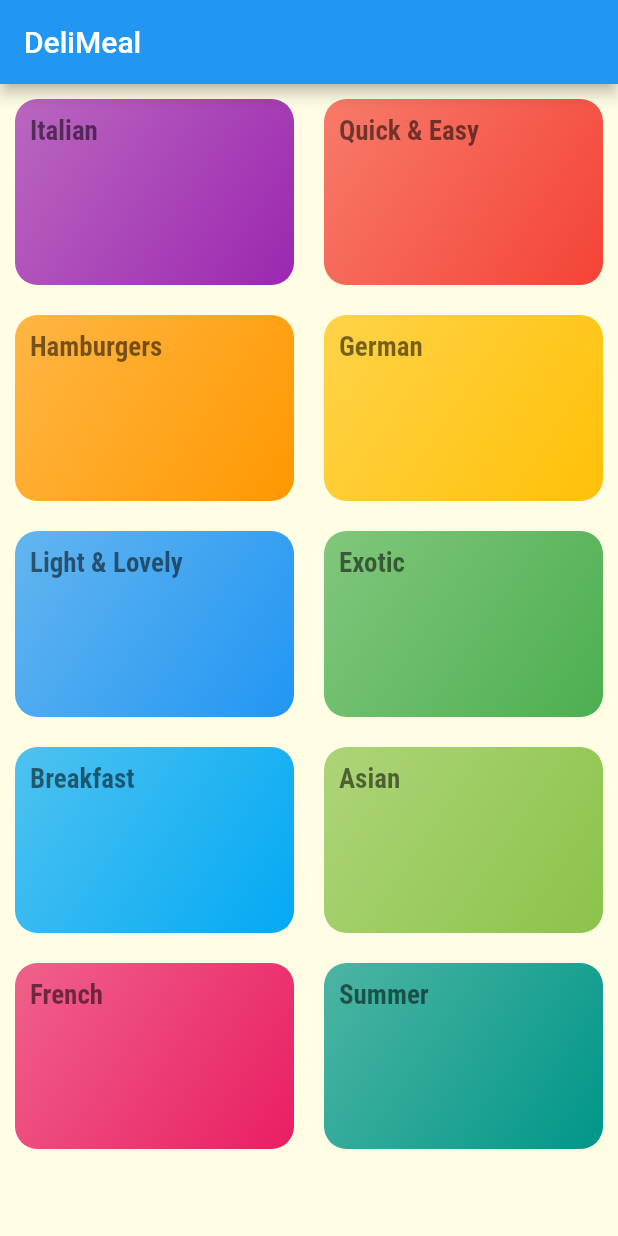
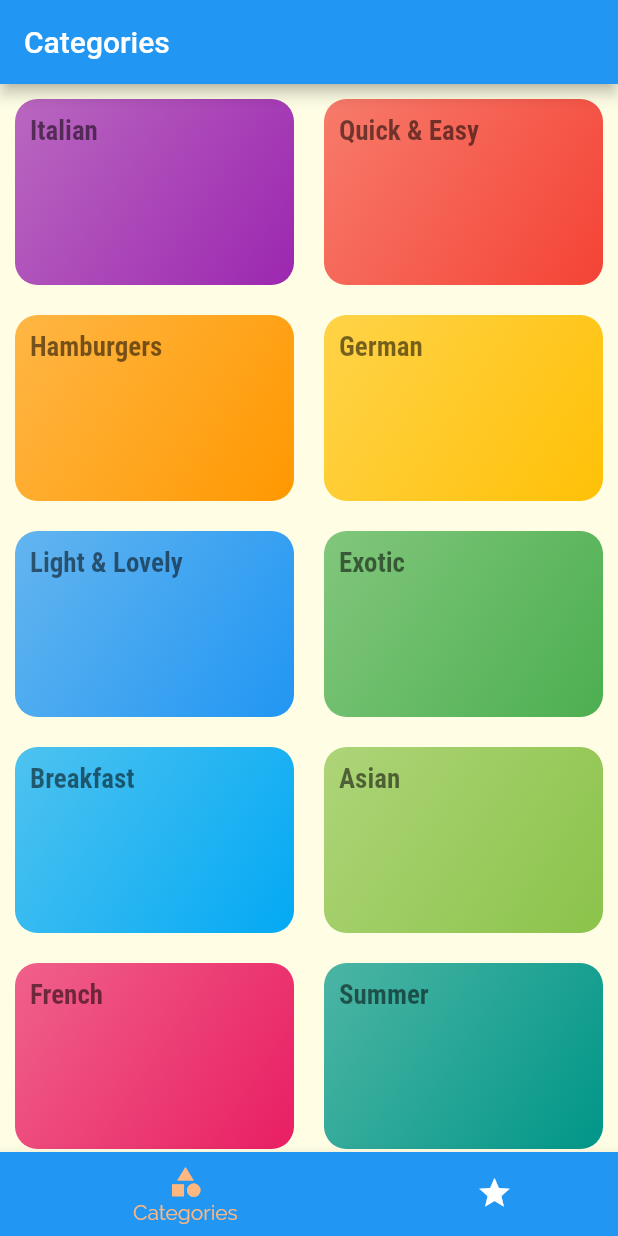
Before and after one commit to walid-yahia-mahammed/deli_meals, a Flutter app: the screen it shows after launch, on a phone screen of 412 x 824 dp. Run offline on Flutter 3.47's test engine with Material 2 defaults, Android fonts, the phone set to English and light mode, and no system bars.

Commit message:
create the ingredients and steps aswell as the navigation between favorite screen and categories screen

```diff
--- a/lib/main.dart
+++ b/lib/main.dart
@@ -1,3 +1,5 @@
+import 'package:deli_meals/screens/favorites_screen.dart';
+import 'package:deli_meals/screens/tabs_screen.dart';
 import 'package:flutter/material.dart';
 
 import 'screens/category_meals_screen.dart';
@@ -34,9 +36,10 @@ class MyApp extends StatelessWidget {
       ),
       initialRoute: '/',
       routes: {
-        '/': (ctx) => CategoriesScreen(),
+        '/': (ctx) => TabsScreen(),
         CategoryMealsScreen.routeName: (ctx) => CategoryMealsScreen(),
         MealDetailScreen.routeName: (ctx) => MealDetailScreen(),
+        FavoritesScreen.routeName: (ctx) => FavoritesScreen(),
       },
       onUnknownRoute: (settings) {
         return MaterialPageRoute(builder: (ctx) => CategoriesScreen());
--- a/lib/screens/categories_screen.dart
+++ b/lib/screens/categories_screen.dart
@@ -7,11 +7,7 @@ import '../widgets/category_item.dart';
 class CategoriesScreen extends StatelessWidget {
   @override
   Widget build(BuildContext context) {
-    return Scaffold(
-      appBar: AppBar(
-        title: const Text('DeliMeal'),
-      ),
-      body: GridView(
+    return GridView(
       padding: const EdgeInsets.all(10),
       gridDelegate: SliverGridDelegateWithMaxCrossAxisExtent(
         maxCrossAxisExtent: 200,
@@ -26,7 +22,6 @@ class CategoriesScreen extends StatelessWidget {
                 e.color,
               ))
           .toList(),
-      ),
     );
   }
 }
--- /dev/null
+++ b/lib/screens/tabs_screen.dart
@@ -0,0 +1,55 @@
+import 'package:flutter/material.dart';
+
+import './favorites_screen.dart';
+import './categories_screen.dart';
+
+class TabsScreen extends StatefulWidget {
+  @override
+  State<TabsScreen> createState() => _TabsScreenState();
+}
+
+class _TabsScreenState extends State<TabsScreen> {
+  final List<Map<String, Object>> _pages = [
+    {'page': CategoriesScreen(), 'title': 'Categories'},
+    {'page': FavoritesScreen(), 'title': 'Favorites'},
+  ];
+  int _selectedPage = 0;
+  void _selectPage(int index) {
+    setState(() {
+      _selectedPage = index;
+    });
+  }
+
+  @override
+  Widget build(BuildContext context) {
+    return Scaffold(
+      appBar: AppBar(
+        title: Text(_pages[_selectedPage]['title'] as String),
+      ),
+      body: _pages[_selectedPage]['page'] as Widget,
+      bottomNavigationBar: BottomNavigationBar(
+        onTap: _selectPage,
+        unselectedItemColor: Colors.white,
+        selectedItemColor: Theme.of(context).accentColor,
+        currentIndex: _selectedPage,
+        type: BottomNavigationBarType.shifting,
+        items: [
+          BottomNavigationBarItem(
+            backgroundColor: Theme.of(context).primaryColor,
+            icon: Icon(
+              Icons.category,
+            ),
+            label: 'Categories',
+          ),
+          BottomNavigationBarItem(
+            backgroundColor: Theme.of(context).primaryColor,
+            icon: Icon(
+              Icons.star,
+            ),
+            label: 'Favorites',
+          ),
+        ],
+      ),
+    );
+  }
+}
```
Also changed, not shown: lib/screens/favorites_screen.dart (added, +11 -0 lines), lib/screens/meal_detail_screen.dart (+25 -37 lines), lib/widgets/ingredients.dart (added, +34 -0 lines), lib/widgets/steps.dart (added, +38 -0 lines). Lines whose indentation alone changed are shown as unchanged.
